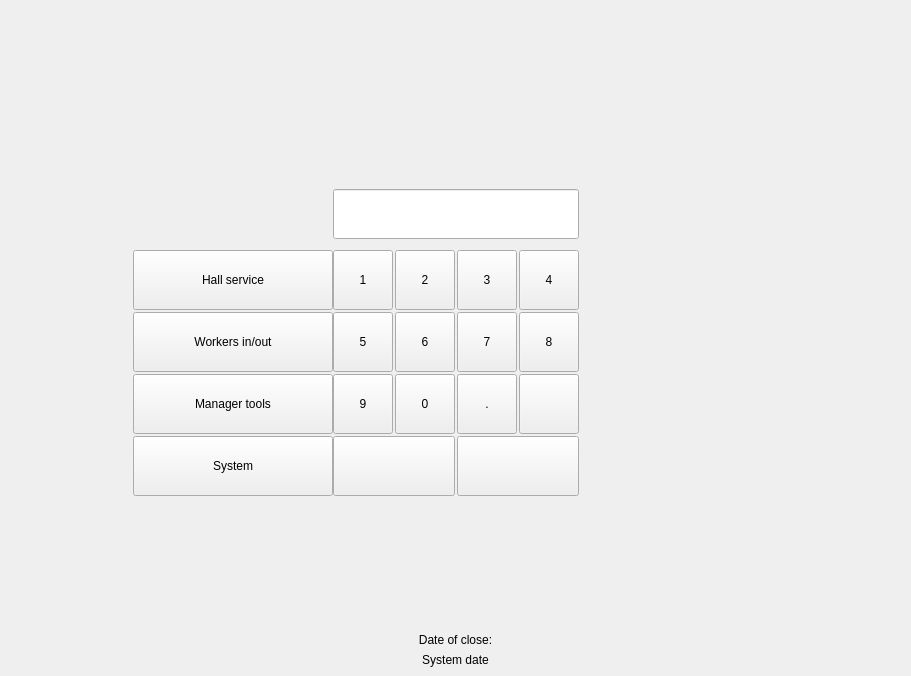
Qt form Waiter/dlgscreen.ui (End1-1/Cafe5) before a commit.
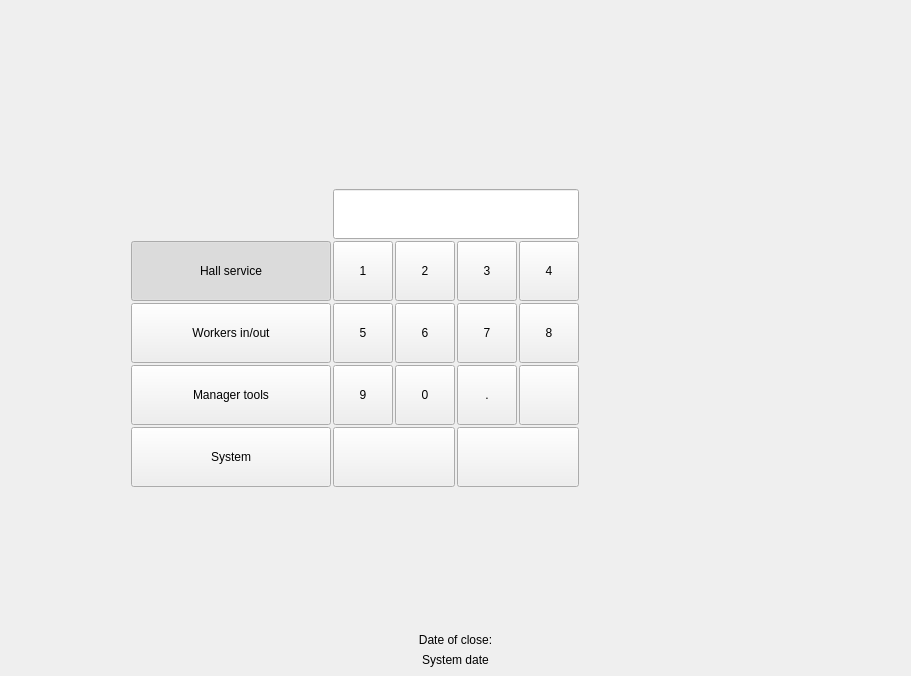
The same form after that commit. Icons and pictures are not drawn. Custom widgets are drawn as their Qt base class.

```diff
--- a/Waiter/dlgscreen.ui
+++ b/Waiter/dlgscreen.ui
@@ -26,7 +26,10 @@
    <property name="bottomMargin">
     <number>0</number>
    </property>
-   <property name="spacing">
+   <property name="horizontalSpacing">
+    <number>2</number>
+   </property>
+   <property name="verticalSpacing">
     <number>0</number>
    </property>
    <item row="0" column="1">
@@ -269,9 +272,15 @@
          <property name="leftMargin">
           <number>0</number>
          </property>
+         <property name="topMargin">
+          <number>0</number>
+         </property>
          <property name="rightMargin">
           <number>0</number>
          </property>
+         <property name="bottomMargin">
+          <number>0</number>
+         </property>
          <item>
           <widget class="C5LineEdit" name="lePassword">
            <property name="sizePolicy">
@@ -491,6 +500,9 @@
         <property name="text">
          <string>Workers in/out</string>
         </property>
+        <property name="checkable">
+         <bool>true</bool>
+        </property>
        </widget>
       </item>
       <item row="2" column="1">
@@ -513,6 +525,12 @@
         <property name="text">
          <string>Hall service</string>
         </property>
+        <property name="checkable">
+         <bool>true</bool>
+        </property>
+        <property name="checked">
+         <bool>true</bool>
+        </property>
        </widget>
       </item>
       <item row="5" column="0">
@@ -548,6 +566,9 @@
         <property name="text">
          <string>System</string>
         </property>
+        <property name="checkable">
+         <bool>true</bool>
+        </property>
        </widget>
       </item>
       <item row="0" column="1">
@@ -583,6 +604,9 @@
         <property name="text">
          <string>Manager tools</string>
         </property>
+        <property name="checkable">
+         <bool>true</bool>
+        </property>
        </widget>
       </item>
      </layout>
```
Left out of the diff: 6 changed lines with no effect on the pictures.
